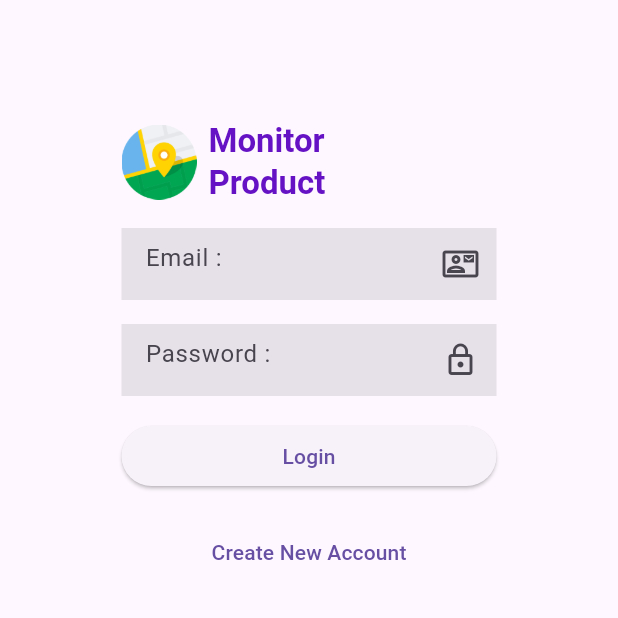
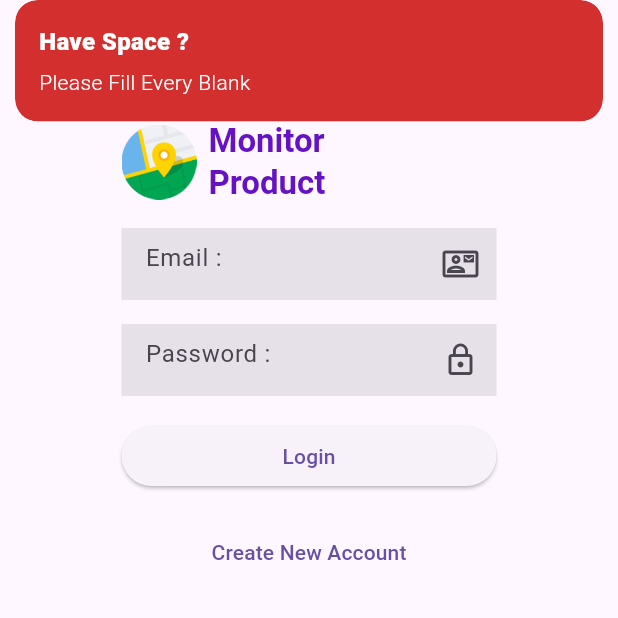
Before and after one commit to masterUNG/MonitoroProduct, a Flutter app: the screen it shows after launch, after a tap on "Login", on a phone screen of 412 x 824 dp, the top half of it. Run offline on Flutter 3.47's test engine with Material 2 defaults, Android fonts, the phone set to English and light mode, and no system bars; our stand-ins replace cloud_firestore, firebase_auth, firebase_core, get; accounts and stored records are empty.

Commit message:
login Success

```diff
--- a/lib/main.dart
+++ b/lib/main.dart
@@ -1,13 +1,52 @@
+import 'package:cloud_firestore/cloud_firestore.dart';
+import 'package:firebase_auth/firebase_auth.dart';
 import 'package:firebase_core/firebase_core.dart';
 import 'package:flutter/material.dart';
 import 'package:get/get.dart';
+import 'package:monitorproduct/model/user_model.dart';
 import 'package:monitorproduct/state/authen.dart';
+import 'package:monitorproduct/state/main_home_rider.dart';
+import 'package:monitorproduct/state/main_home_user.dart';
+
+var getPages = <GetPage<dynamic>>[
+  GetPage(
+    name: '/authen',
+    page: () => const Authen(),
+  ),
+  GetPage(
+    name: '/User',
+    page: () => const MainHomeUser(),
+  ),
+  GetPage(
+    name: '/Rider',
+    page: () => const MainHomeRider(),
+  ),
+];
+
+String? name;
 
 Future<void> main() async {
   WidgetsFlutterBinding.ensureInitialized();
-  await Firebase.initializeApp().then((value) => runApp(const MyApp()));
-
-
+  await Firebase.initializeApp().then((value) {
+    FirebaseAuth.instance.authStateChanges().listen((event) async {
+      if (event == null) {
+        // Sign Out
+        name = '/authen';
+        runApp(const MyApp());
+      } else {
+        // Sign In
+        await FirebaseFirestore.instance
+            .collection('user')
+            .doc(event.uid)
+            .get()
+            .then((value) {
+          UserModel userModel = UserModel.fromMap(value.data()!);
+          name = '/${userModel.typeuser}';
+          runApp(const MyApp());
+        });
+      }
+    });
+  });
 }
 
 class MyApp extends StatelessWidget {
@@ -16,7 +55,8 @@ class MyApp extends StatelessWidget {
   @override
   Widget build(BuildContext context) {
     return GetMaterialApp(
-      home: Authen(),
+      getPages: getPages,
+      initialRoute: name,
       theme: ThemeData(useMaterial3: true),
     );
   }
--- a/lib/state/authen.dart
+++ b/lib/state/authen.dart
@@ -1,14 +1,26 @@
+import 'package:cloud_firestore/cloud_firestore.dart';
+import 'package:firebase_auth/firebase_auth.dart';
 import 'package:flutter/material.dart';
 import 'package:get/get.dart';
+import 'package:monitorproduct/model/user_model.dart';
 import 'package:monitorproduct/state/create_new_account.dart';
+import 'package:monitorproduct/utility/app_snackbar.dart';
 import 'package:monitorproduct/widget/widget_button.dart';
 import 'package:monitorproduct/widget/widget_form.dart';
 import 'package:monitorproduct/widget/widget_image.dart';
 import 'package:monitorproduct/widget/widget_text.dart';
 import 'package:monitorproduct/widget/widget_text_button.dart';
 
-class Authen extends StatelessWidget {
+class Authen extends StatefulWidget {
   const Authen({super.key});
+
+  @override
+  State<Authen> createState() => _AuthenState();
+}
+
+class _AuthenState extends State<Authen> {
+  TextEditingController emailController = TextEditingController();
+  TextEditingController passwordController = TextEditingController();
 
   @override
   Widget build(BuildContext context) {
@@ -21,17 +33,52 @@ class Authen extends StatelessWidget {
             makeCenter(
                 widget: WidgetForm(
               hint: 'Email :',
-              suffixWidget: Icon(Icons.contact_mail_outlined),
+              suffixWidget: const Icon(Icons.contact_mail_outlined),
+              textEditingController: emailController,
             )),
             makeCenter(
                 widget: WidgetForm(
               hint: 'Password :',
-              suffixWidget: Icon(Icons.lock_outline),
+              suffixWidget: const Icon(Icons.lock_outline),
+              textEditingController: passwordController,
             )),
             makeCenter(
                 widget: WidgetButton(
               label: 'Login',
-              pressFunc: () {},
+              pressFunc: () async {
+                if ((emailController.text.isEmpty) ||
+                    (passwordController.text.isEmpty)) {
+                  AppSnackBar(
+                          title: 'Have Space ?',
+                          message: 'Please Fill Every Blank')
+                      .errorSnackbar();
+                } else {
+                  await FirebaseAuth.instance
+                      .signInWithEmailAndPassword(
+                          email: emailController.text,
+                          password: passwordController.text)
+                      .then((value) async {
+                    await FirebaseFirestore.instance
+                        .collection('user')
+                        .doc(value.user!.uid)
+                        .get()
+                        .then((value) {
+                      UserModel userModel = UserModel.fromMap(value.data()!);
+
+                      print('## typeUser --->/${userModel.typeuser}');
+
+                      Get.offAllNamed('/${userModel.typeuser}');
+                      AppSnackBar(
+                              title: 'Welcome ${userModel.name}',
+                              message: 'Have a Good Day')
+                          .normalSnackbar();
+                    });
+                  }).catchError((onError) {
+                    AppSnackBar(title: onError.code, message: onError.message)
+                        .errorSnackbar();
+                  });
+                }
+              },
             )),
             makeCenter(
                 widget: WidgetTextButton(
--- a/lib/utility/app_service.dart
+++ b/lib/utility/app_service.dart
@@ -5,6 +5,8 @@ import 'package:monitorproduct/utility/app_controller.dart';
 
 class AppService {
   AppController appController = Get.put(AppController());
+
+
 
   Future<void> readAllTypeUser() async {
     await FirebaseFirestore.instance.collection('typeuser').get().then((value) {
```
Also changed, not shown: lib/state/main_home_rider.dart (+11 -1 lines), lib/state/main_home_user.dart (+8 -1 lines), lib/utility/app_dialog.dart (added, +29 -0 lines), lib/widget/widget_signout.dart (added, +31 -0 lines).
